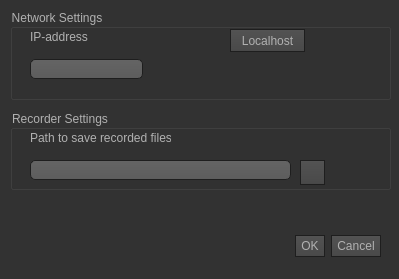
Mirevi/MotionHub, file src/RenderManagement/SettingsWindow.ui: the form before one commit.
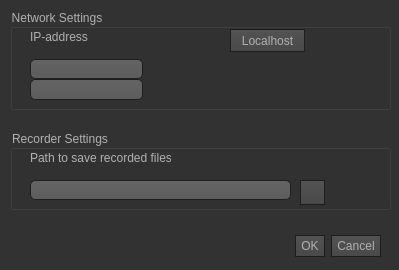
The form after the commit. Icons and pictures are not drawn.

```diff
--- a/src/RenderManagement/SettingsWindow.ui
+++ b/src/RenderManagement/SettingsWindow.ui
@@ -7,7 +7,7 @@
     <x>0</x>
     <y>0</y>
     <width>399</width>
-    <height>279</height>
+    <height>270</height>
    </rect>
   </property>
   <property name="windowTitle">
@@ -504,7 +504,7 @@
      <x>10</x>
      <y>9</y>
      <width>381</width>
-     <height>91</height>
+     <height>101</height>
     </rect>
    </property>
    <property name="title">
@@ -546,12 +546,22 @@
      </rect>
     </property>
    </widget>
+   <widget class="QLineEdit" name="lineEdit_ipAdress2">
+    <property name="geometry">
+     <rect>
+      <x>20</x>
+      <y>70</y>
+      <width>113</width>
+      <height>21</height>
+     </rect>
+    </property>
+   </widget>
   </widget>
   <widget class="QGroupBox" name="groupBox_recorder">
    <property name="geometry">
     <rect>
      <x>10</x>
-     <y>110</y>
+     <y>130</y>
      <width>381</width>
      <height>80</height>
     </rect>
```
